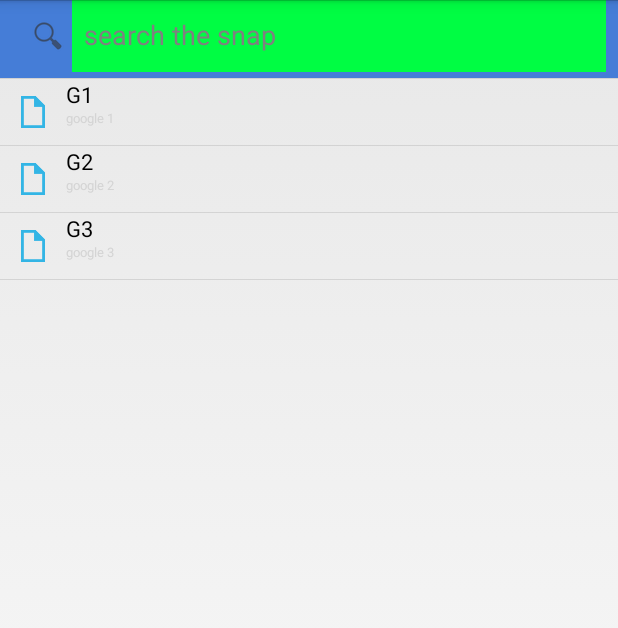
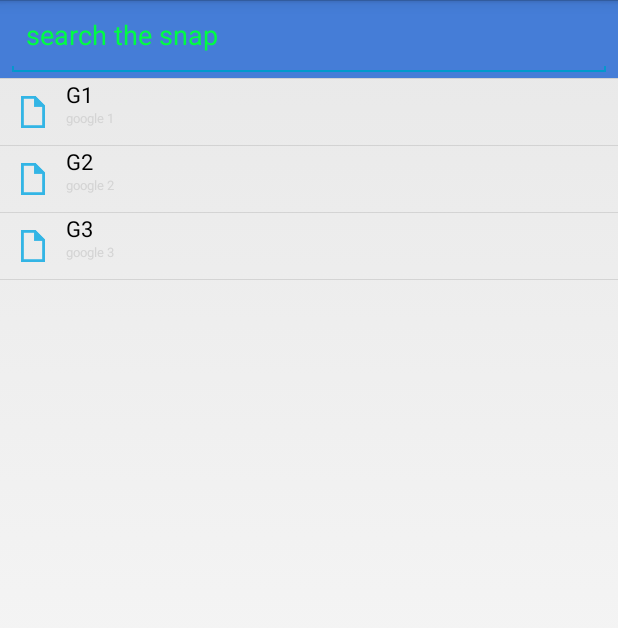
Before and after one commit to tim-bm/MCSP_SnapChat, an Android app: the screen it shows after launch (MainActivity), after a tap on an icon or button, on a phone screen of 412 x 824 dp. Shown: the top 628 px of the screen. Run offline under Robolectric (Android 15) with nearby library versions, the phone set to English and light mode, and no system bars.

```diff
--- a/app/src/main/AndroidManifest.xml
+++ b/app/src/main/AndroidManifest.xml
@@ -21,7 +21,9 @@
         android:theme="@style/NoLabel">
         <activity
             android:name=".MainActivity"
-            android:label="@string/app_name" >
+            android:label="@string/app_name"
+            android:screenOrientation="portrait">
+
             <intent-filter>
                 <action android:name="android.intent.action.MAIN" />
 
--- a/app/src/main/java/com/snapchat/team2/snapchat/fragement/ChatFragment.java
+++ b/app/src/main/java/com/snapchat/team2/snapchat/fragement/ChatFragment.java
@@ -1,15 +1,22 @@
 package com.snapchat.team2.snapchat.fragement;
 
+import android.content.Context;
+import android.graphics.PorterDuff;
 import android.os.Bundle;
 import android.support.v4.app.Fragment;
+import android.view.KeyEvent;
 import android.view.LayoutInflater;
 import android.view.View;
 import android.view.ViewGroup;
+import android.view.inputmethod.InputMethodManager;
 import android.widget.Button;
 import android.widget.ImageButton;
+import android.widget.ImageView;
+import android.widget.LinearLayout;
 import android.widget.ListView;
 import android.widget.SearchView;
 import android.widget.SimpleAdapter;
+import android.widget.TextView;
 
 import com.snapchat.team2.snapchat.R;
 import com.snapchat.team2.snapchat.customView.RefreshListView;
@@ -93,21 +100,47 @@ public class ChatFragment extends Fragment {
                 search_view.setQueryHint("search the snap");
                 int search_plate_id=search_view.getContext().getResources().getIdentifier("android:id/search_plate",null,null);
                 System.out.println("searchPlateId is"+ search_plate_id);
+                search_view.setSubmitButtonEnabled(false);
 
+                int id=search_view.getContext().getResources().getIdentifier("android:id/search_src_text", null, null);
+                TextView t=(TextView) search_view.findViewById(id);
 
+                int magId = getResources().getIdentifier("android:id/search_mag_icon", null, null);
+                ImageView magImage = (ImageView) search_view.findViewById(magId);
+                magImage.setLayoutParams(new LinearLayout.LayoutParams(0, 0));
 
-                if (search_view != null) {
-                    try {
-                        //--拿到字节码
-                        Class<?> argClass = search_view.getClass();
-                        //--指定某个私有属性,mSearchPlate是搜索框父布局的名字
-                        Field ownField = argClass.getDeclaredField("mSearchPlate");
-                        //--暴力反射,只有暴力反射才能拿到私有属性
-                        ownField.setAccessible(true);
-                        View mView = (View) ownField.get(search_view);
-                        //--设置背景
+                System.out.println("text is "+t.getText());
+                t.setOnFocusChangeListener(new View.OnFocusChangeListener() {
+                    @Override
+                    public void onFocusChange(View v, boolean hasFocus) {
+                        if(hasFocus==false){
+                            System.out.println("lost focus");
+                            button_chat.setVisibility(View.VISIBLE);
+                            add_friend.setVisibility(View.VISIBLE);
+                            button_search.setVisibility(View.VISIBLE);
+                            search_view.setVisibility(View.GONE);
+                        }
+                    }
+                });
+                t.setTextColor(getResources().getColor(R.color.colorChatlistHeaderRelease));
+                t.setHintTextColor(getResources().getColor(R.color.colorChatlistHeaderRelease));
+                t.requestFocus();
 
-                        mView.setBackgroundColor(getResources().getColor(R.color.colorChatlistHeaderRelease));    } catch (Exception e) {        e.printStackTrace();    }}
+                InputMethodManager imm = (InputMethodManager) getActivity().getSystemService(Context.INPUT_METHOD_SERVICE);
+                imm.showSoftInput(t,0);
+            }
+        });
+
+        button_search.setOnKeyListener(new View.OnKeyListener(){
+            @Override
+            public boolean onKey(View v, int keyCode, KeyEvent event) {
+                if(keyCode==KeyEvent.KEYCODE_BACK && event.getAction()==KeyEvent.ACTION_UP){
+                    //关闭软键盘
+                    System.out.println("clost the input");
+                    InputMethodManager imm = (InputMethodManager) getActivity().getSystemService(Context.INPUT_METHOD_SERVICE);
+                    imm.hideSoftInputFromWindow(button_search.getWindowToken(), 0);
+                }
+                return false;
             }
         });
     }
@@ -118,4 +151,6 @@ public class ChatFragment extends Fragment {
 
         refreshListView.setAdapter(adapter);
     }
+
+
 }
--- a/app/src/main/res/layout/fragment_chat.xml
+++ b/app/src/main/res/layout/fragment_chat.xml
@@ -46,6 +46,7 @@
             android:inputType="textFilter"
             android:queryHint="@string/test"
             android:visibility="gone"
+
             >
         </SearchView>
     </RelativeLayout>
```
Also changed, not shown: app/src/main/res/drawable-mdpi/snapchat_48.png (deleted).
